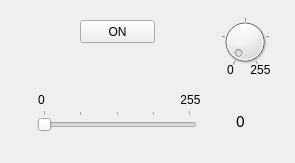
Qt form lampeDimmer_GUI/mainwindow.ui (thomelect/lampeDimmer) before a commit.
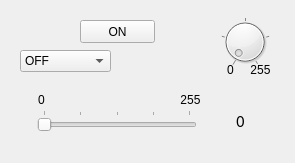
The same form after that commit.

What changed in the file:
```diff
--- a/lampeDimmer_GUI/mainwindow.ui
+++ b/lampeDimmer_GUI/mainwindow.ui
@@ -192,6 +192,31 @@
      <set>Qt::AlignCenter</set>
     </property>
    </widget>
+   <widget class="QComboBox" name="comboBoxSleep">
+    <property name="geometry">
+     <rect>
+      <x>20</x>
+      <y>50</y>
+      <width>91</width>
+      <height>22</height>
+     </rect>
+    </property>
+    <item>
+     <property name="text">
+      <string>OFF</string>
+     </property>
+    </item>
+    <item>
+     <property name="text">
+      <string>ON</string>
+     </property>
+    </item>
+    <item>
+     <property name="text">
+      <string>BREATHING</string>
+     </property>
+    </item>
+   </widget>
   </widget>
  </widget>
  <resources/>
```
